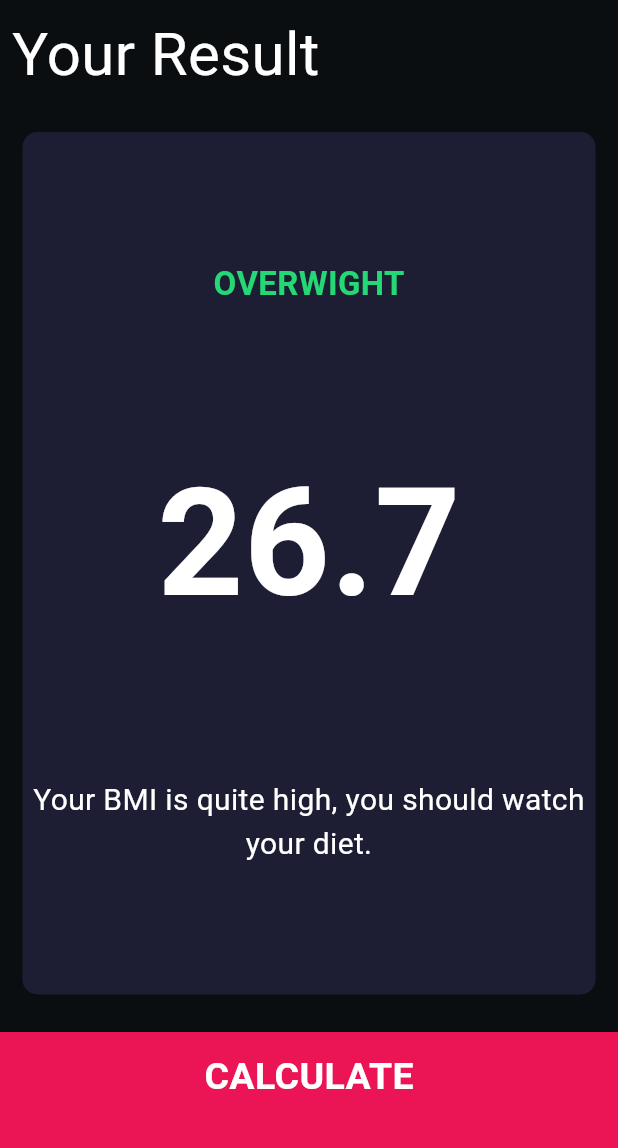
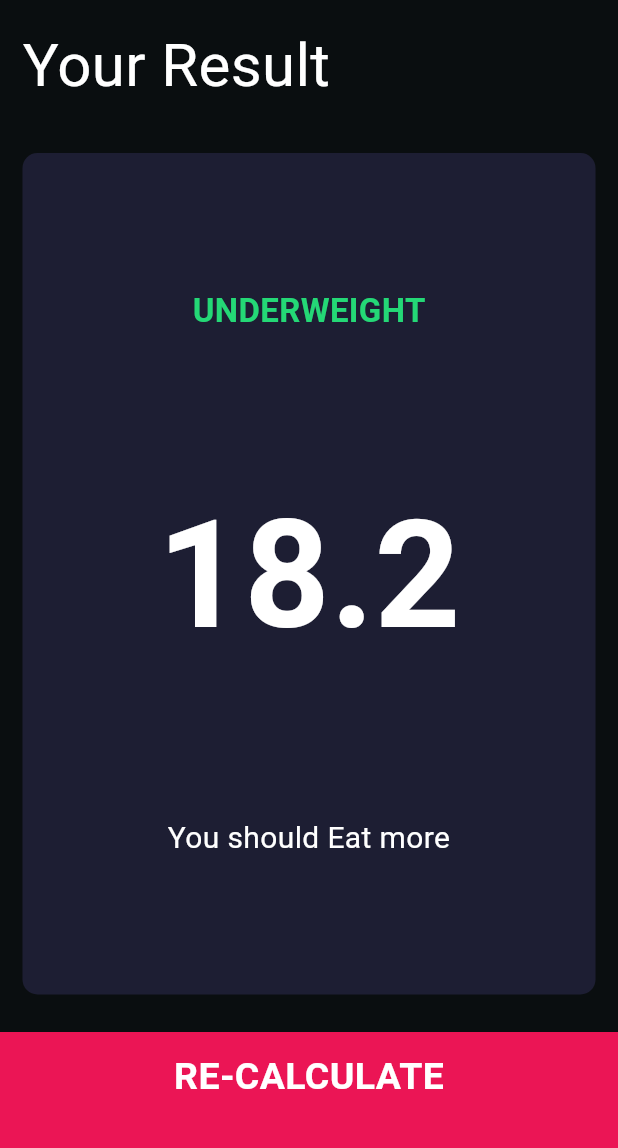
Before and after one commit to RITWIZSINGH/bmi_calculator_flutter, a Flutter app: the screen it shows after launch, after a tap on "CALCULATE", on a phone screen of 412 x 824 dp, the part 84-1232 px from its top. Run offline on Flutter 3.47's test engine with Material 3 defaults, Android fonts, the phone set to English and light mode, and no system bars; our stand-ins replace font_awesome_flutter.

Commit message:
added bmi calculator functionality

```diff
--- /dev/null
+++ b/lib/calculator_brain.dart
@@ -0,0 +1,34 @@
+import 'dart:math';
+class CalculatorBrain {
+
+  CalculatorBrain({required this.height,required this.weight});
+  int height;
+  int weight;
+  double _bmi = 0;
+  String calculateBMI(){
+        _bmi=weight/pow(height/100, 2);
+        return _bmi.toStringAsFixed(1);
+  }
+
+  String getResult(){
+    if (_bmi >=25){
+      return 'OVERWEIGHT';
+    }else if(_bmi >= 19){
+      return 'NORMAL';
+    }
+    else{
+      return 'UNDERWEIGHT';
+    }
+  }
+
+  String getInterpretation(){
+    if (_bmi >=25){
+      return 'Your have higher weight than a normal body, you should exercise more!';
+    }else if(_bmi >= 19){
+      return 'You have normal BMI, Grrr8 Job!!!';
+    }
+    else{
+      return 'You should Eat more';
+    }
+  }
+}
--- a/lib/components/bottombutton.dart
+++ b/lib/components/bottombutton.dart
@@ -17,7 +17,7 @@ class BottomButton extends StatelessWidget {
         height: bottomContainerWeight,
         child: Center(
           child: Text(
-            'CALCULATE',
+            label,
             style: kLargeButtonTextStyle,
           ),
         ),
--- a/lib/screens/input_page.dart
+++ b/lib/screens/input_page.dart
@@ -10,6 +10,7 @@ import '../constants.dart';
 import 'results_page.dart';
 import '../components/bottombutton.dart';
 import 'package:bmi_calculator_flutter/components/roundIconButton.dart';
+import 'package:bmi_calculator_flutter/calculator_brain.dart';
 
 enum Gender {
   male,
@@ -248,10 +249,16 @@ class _InputPageState extends State<InputPage> {
         //CALCULATE BUTTON HERE
         BottomButton(
           onTap: () {
+            CalculatorBrain calc =
+                CalculatorBrain(height: height, weight: weight);
+
             Navigator.push(
               context,
               MaterialPageRoute(builder: (context) {
-                return ResultPage();
+                return ResultPage(
+                    bmi: calc.calculateBMI(),
+                    result: calc.getResult(),
+                    interpretation: calc.getInterpretation());
               }),
             );
           },
--- a/lib/screens/results_page.dart
+++ b/lib/screens/results_page.dart
@@ -1,14 +1,19 @@
-// ignore_for_file: prefer_const_constructors, prefer_const_literals_to_create_immutables, sort_child_properties_last, unnecessary_import
+// ignore_for_file: prefer_const_constructors, prefer_const_literals_to_create_immutables, sort_child_properties_last, unnecessary_import, use_key_in_widget_constructors, prefer_const_constructors_in_immutables
 
 import 'package:bmi_calculator_flutter/components/bottombutton.dart';
 import 'package:bmi_calculator_flutter/constants.dart';
 import 'package:bmi_calculator_flutter/components/reusable_card.dart';
 import 'package:flutter/cupertino.dart';
 import 'package:flutter/material.dart';
+import 'package:flutter/widgets.dart';
 
 class ResultPage extends StatelessWidget {
-  const ResultPage({super.key});
-
+  ResultPage({
+    required this.bmi, required this.result, required this.interpretation
+  });
+  final String bmi;
+  final String result;
+  final String interpretation;
   @override
   Widget build(BuildContext context) {
     return Scaffold(
@@ -21,8 +26,9 @@ class ResultPage extends StatelessWidget {
         crossAxisAlignment: CrossAxisAlignment.stretch,
         mainAxisAlignment: MainAxisAlignment.spaceEvenly,
         children: [
-          Padding(
-            padding: const EdgeInsets.all(8.0),
+          Container(
+            alignment: Alignment.bottomLeft,
+            padding: const EdgeInsets.all(15.0),
             child: Text(
               'Your Result',
               style: TextStyle(
@@ -43,15 +49,15 @@ class ResultPage extends StatelessWidget {
                 crossAxisAlignment: CrossAxisAlignment.center,
                 children: [
                   Text(
-                    'OVERWIGHT',
+                    result.toUpperCase(),
                     style: kResultTextStyle,
                   ),
                   Text(
-                    '26.7',
+                    bmi,
                     style: kBMITextStyle,
                   ),
                   Text(
-                    'Your BMI is quite high, you should watch your diet. ',
+                    interpretation,
                     style: kBodyTextStyle,
                     textAlign: TextAlign.center,
                   )
```
